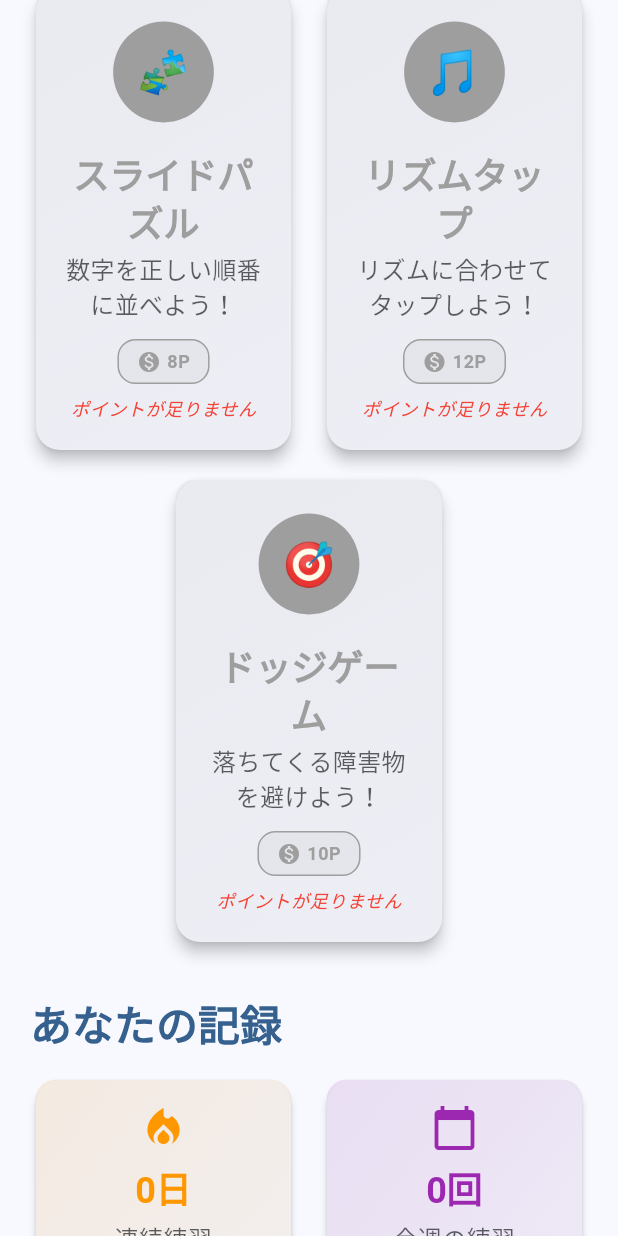
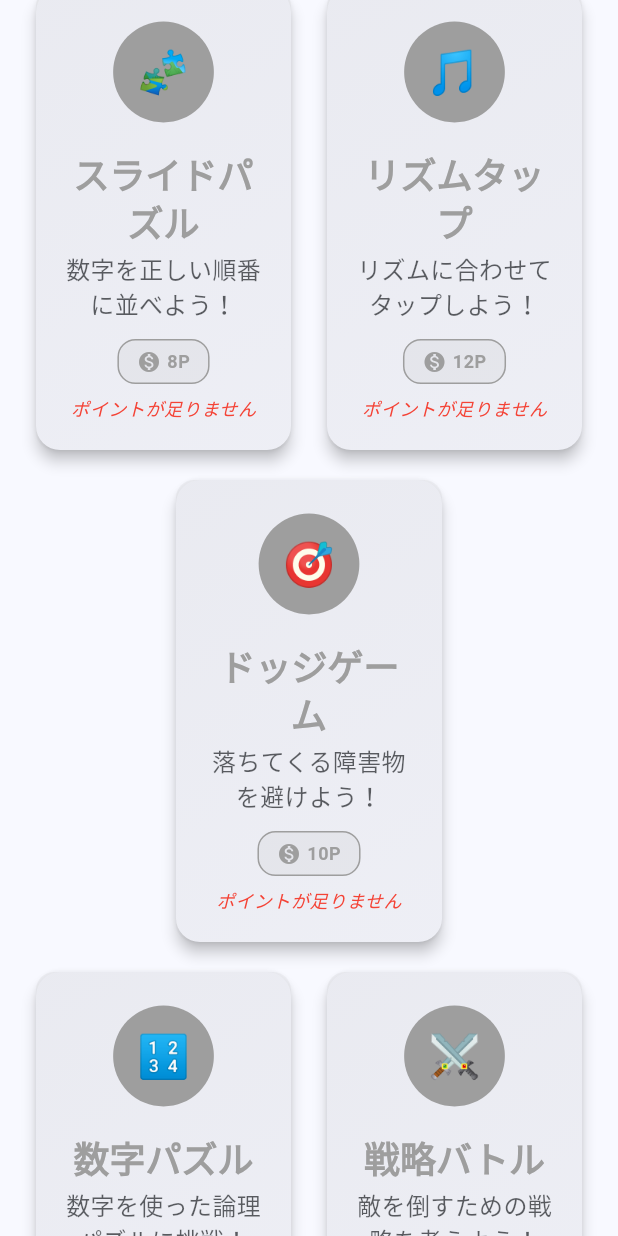
Before and after one commit to takaknee/syonan-app, a Flutter app: the screen it shows after launch, scrolled down 1152 dp, on a phone screen of 412 x 824 dp. Run offline on Flutter 3.47's test engine with Material 3 defaults, Android fonts, the phone set to English and light mode, and no system bars; our stand-ins replace shared_preferences.

Commit message:
Add new mini-game types and games: puzzle, strategy, simulation
Co-authored-by: takaknee <118704817+takaknee@users.noreply.github.com>

```diff
--- a/lib/models/mini_game.dart
+++ b/lib/models/mini_game.dart
@@ -5,6 +5,8 @@ enum MiniGameType {
   puzzle,
   rhythm,
   action,
+  strategy,
+  simulation,
 }
 
 /// ミニゲームの難易度
@@ -153,6 +155,36 @@ class AvailableMiniGames {
       difficulty: MiniGameDifficulty.easy,
       color: 0xFF2196F3, // Blue
     ),
+    MiniGame(
+      id: 'number_puzzle',
+      type: MiniGameType.puzzle,
+      name: '数字パズル',
+      description: '数字を使った論理パズルに挑戦！',
+      emoji: '🔢',
+      pointsCost: 12,
+      difficulty: MiniGameDifficulty.normal,
+      color: 0xFF795548, // Brown
+    ),
+    MiniGame(
+      id: 'strategy_battle',
+      type: MiniGameType.strategy,
+      name: '戦略バトル',
+      description: '敵を倒すための戦略を考えよう！',
+      emoji: '⚔️',
+      pointsCost: 18,
+      difficulty: MiniGameDifficulty.hard,
+      color: 0xFF8BC34A, // Light Green
+    ),
+    MiniGame(
+      id: 'city_builder',
+      type: MiniGameType.simulation,
+      name: '街づくり',
+      description: '理想の街を建設しよう！',
+      emoji: '🏙️',
+      pointsCost: 20,
+      difficulty: MiniGameDifficulty.hard,
+      color: 0xFF607D8B, // Blue Grey
+    ),
   ];
 
   static MiniGame? findById(String id) {
--- a/lib/screens/home_screen.dart
+++ b/lib/screens/home_screen.dart
@@ -12,13 +12,16 @@ import '../widgets/points_card.dart';
 import '../widgets/practice_button.dart';
 import '../widgets/stat_card.dart';
 import 'achievements_screen.dart';
+import 'city_builder_game_screen.dart';
 import 'dodge_game_screen.dart';
 import 'number_memory_game_screen.dart';
+import 'number_puzzle_game_screen.dart';
 import 'practice_screen.dart';
 import 'rhythm_tap_game_screen.dart';
 import 'score_history_screen.dart';
 import 'sliding_puzzle_game_screen.dart';
 import 'speed_math_game_screen.dart';
+import 'strategy_battle_game_screen.dart';
 
 /// ホーム画面
 /// アプリのメイン画面で、練習選択とスコア概要を表示
@@ -282,6 +285,45 @@ class _HomeScreenState extends State<HomeScreen> {
               playCount: miniGameService.getPlayCount('dodge_game'),
               bestScore: miniGameService.getBestScore('dodge_game'),
               onTap: () => _startMiniGame('dodge_game', pointsService),
+            ),
+          ),
+        ),
+        const SizedBox(height: 12),
+        // Fourth row - Advanced puzzle games
+        Row(
+          children: [
+            Expanded(
+              child: MiniGameButton(
+                miniGame: AvailableMiniGames.all.firstWhere((game) => game.id == 'number_puzzle'),
+                hasEnoughPoints: pointsService.totalPoints >= 12,
+                playCount: miniGameService.getPlayCount('number_puzzle'),
+                bestScore: miniGameService.getBestScore('number_puzzle'),
+                onTap: () => _startMiniGame('number_puzzle', pointsService),
+              ),
+            ),
+            const SizedBox(width: 16),
+            Expanded(
+              child: MiniGameButton(
+                miniGame: AvailableMiniGames.all.firstWhere((game) => game.id == 'strategy_battle'),
+                hasEnoughPoints: pointsService.totalPoints >= 18,
+                playCount: miniGameService.getPlayCount('strategy_battle'),
+                bestScore: miniGameService.getBestScore('strategy_battle'),
+                onTap: () => _startMiniGame('strategy_battle', pointsService),
+              ),
+            ),
+          ],
+        ),
+        const SizedBox(height: 12),
+        // Fifth row - Simulation game (centered)
+        Center(
+          child: SizedBox(
+            width: MediaQuery.of(context).size.width * 0.45,
+            child: MiniGameButton(
+              miniGame: AvailableMiniGames.all.firstWhere((game) => game.id == 'city_builder'),
+              hasEnoughPoints: pointsService.totalPoints >= 20,
+              playCount: miniGameService.getPlayCount('city_builder'),
+              bestScore: miniGameService.getBestScore('city_builder'),
+              onTap: () => _startMiniGame('city_builder', pointsService),
             ),
           ),
         ),
@@ -738,6 +780,15 @@ class _HomeScreenState extends State<HomeScreen> {
       case 'dodge_game':
         gameScreen = const DodgeGameScreen();
         break;
+      case 'number_puzzle':
+        gameScreen = const NumberPuzzleGameScreen();
+        break;
+      case 'strategy_battle':
+        gameScreen = const StrategyBattleGameScreen();
+        break;
+      case 'city_builder':
+        gameScreen = const CityBuilderGameScreen();
+        break;
       default:
         return;
     }
```
Also changed, not shown: lib/screens/city_builder_game_screen.dart (added, +205 -0 lines), lib/screens/number_puzzle_game_screen.dart (added, +173 -0 lines), lib/screens/strategy_battle_game_screen.dart (added, +173 -0 lines), 1 other file.
